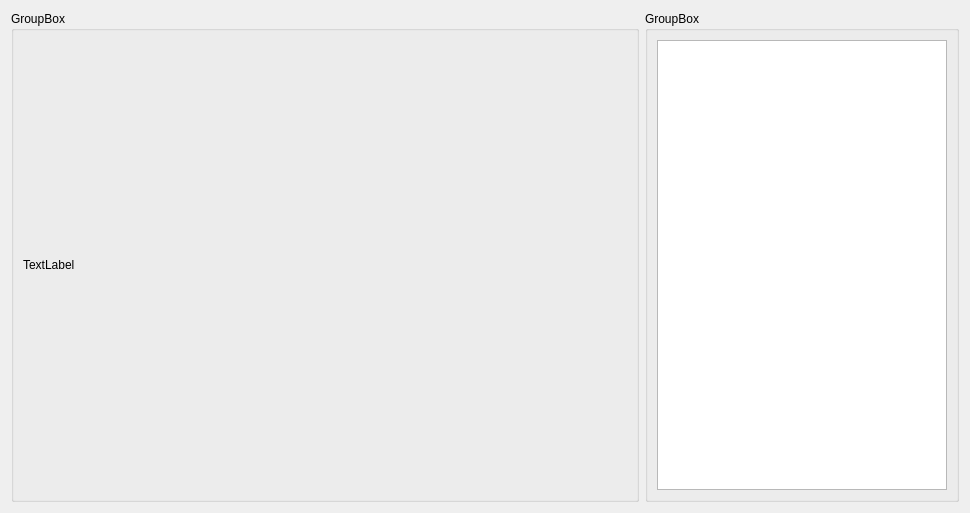
Before: the Qt Designer form res/ui/resultWindow.ui in llllTnTlll/videoProcesserGUI, drawn with Qt 5.
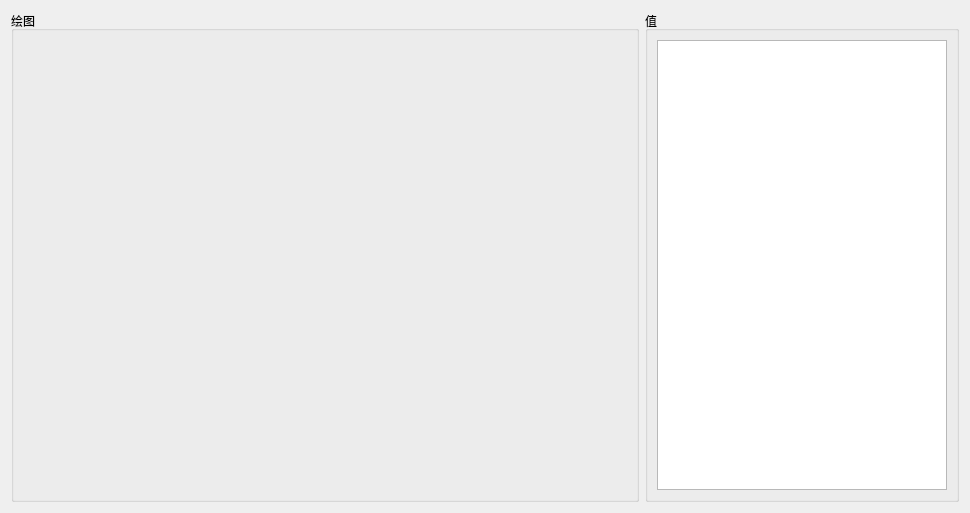
After: the same form once the commit is applied.

Commit message: basic build

```diff
--- a/res/ui/resultWindow.ui
+++ b/res/ui/resultWindow.ui
@@ -19,13 +19,16 @@
      <item>
       <widget class="QGroupBox" name="groupBox">
        <property name="title">
-        <string>GroupBox</string>
+        <string>绘图</string>
        </property>
        <layout class="QVBoxLayout" name="verticalLayout">
         <item>
          <widget class="QLabel" name="resultLabel">
           <property name="text">
-           <string>TextLabel</string>
+           <string/>
+          </property>
+          <property name="textFormat">
+           <enum>Qt::RichText</enum>
           </property>
          </widget>
         </item>
@@ -35,7 +38,7 @@
      <item>
       <widget class="QGroupBox" name="groupBox_2">
        <property name="title">
-        <string>GroupBox</string>
+        <string>值</string>
        </property>
        <layout class="QVBoxLayout" name="verticalLayout_2">
         <item>
```
Left out of the diff: 2 changed lines with no effect on the pictures. The commit also changes 2 other files.
